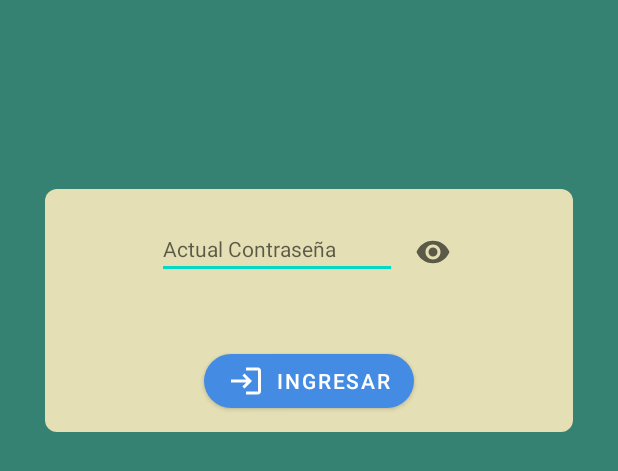
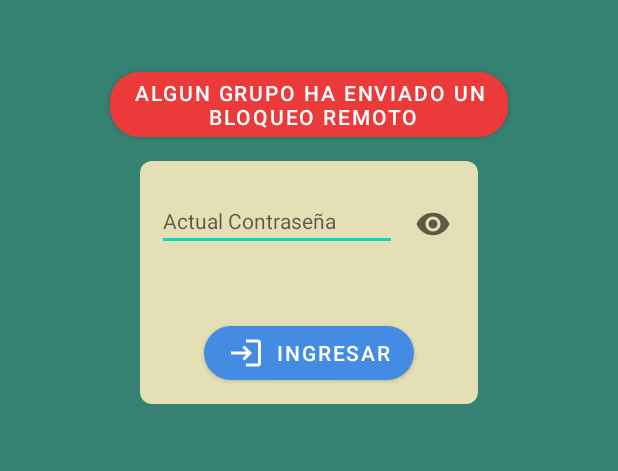
Before and after one commit to ziphra-messenger/ziphra-client, an Android app: the layout activity_lock.xml on its own in the app's theme, with its tools: preview values and no code run, on a phone screen of 412 x 824 dp. Shown: the top 471 px of the screen. Run offline under Robolectric (Android 15) with nearby library versions, the phone set to English and light mode, and no system bars.

Commit message:
bloqueo my account

```diff
--- a/app/src/main/java/com/privacity/cliente/activity/myaccount/MyAccountLockFrame.java
+++ b/app/src/main/java/com/privacity/cliente/activity/myaccount/MyAccountLockFrame.java
@@ -16,6 +16,7 @@ import com.privacity.cliente.common.error.SimpleErrorDialog;
 import com.privacity.cliente.includes.ProgressBarUtil;
 import com.privacity.cliente.rest.CallbackRest;
 import com.privacity.cliente.rest.RestExecute;
+import com.privacity.cliente.singleton.countdown.SingletonMyAccountConfLockDownTimer;
 import com.privacity.cliente.util.GsonFormated;
 import com.privacity.cliente.util.MenuAcordeonObject;
 import com.privacity.cliente.util.MenuAcordeonUtil;
@@ -149,7 +150,8 @@ public class MyAccountLockFrame {
                     public void response(ResponseEntity<ProtocoloDTO> response) {
                         ProgressBarUtil.hide(activity, progressBar);
                         SingletonValues.getInstance().getMyAccountConfDTO().setLock(dto);
-                        SingletonValues.getInstance().passwordCountDownTimerRestart();
+
+                        SingletonMyAccountConfLockDownTimer.getInstance().restart(true);
                         Toast.makeText(activity,"Guardado",Toast. LENGTH_SHORT).show();
                     }
 
--- a/app/src/main/java/com/privacity/cliente/includes/SecureFieldAndEyeUtil.java
+++ b/app/src/main/java/com/privacity/cliente/includes/SecureFieldAndEyeUtil.java
@@ -12,6 +12,7 @@ import android.widget.ImageButton;
 import com.privacity.cliente.R;
 import com.privacity.cliente.singleton.SingletonValues;
 import com.privacity.cliente.common.component.SecureFieldAndEye;
+import com.privacity.cliente.singleton.countdown.SingletonPasswordInMemoryLifeTime;
 import com.privacity.common.config.ConstantValidation;
 
 public class SecureFieldAndEyeUtil {
@@ -117,7 +118,7 @@ public class SecureFieldAndEyeUtil {
 
     public static boolean passwordUserCompare(Activity activity, SecureFieldAndEye currentPassword) {
         if (currentPassword.getField().getText().toString().equals(SingletonValues.getInstance().getPassword())){
-            SingletonValues.getInstance().passwordCountDownTimerRestart();
+            SingletonPasswordInMemoryLifeTime.getInstance().restart();
             return true;
         }else{
             currentPassword.getField().setError(activity.getResources().getString(R.string.password_incorrect));
--- a/app/src/main/java/com/privacity/cliente/singleton/Observers.java
+++ b/app/src/main/java/com/privacity/cliente/singleton/Observers.java
@@ -28,6 +28,7 @@ public class Observers {
         message().reset();
         password().reset();
         passwordGrupo().reset();
+        //SingletonPasswordInMemoryLifeTime.getInstance().reset();
     }
 
 }
--- a/app/src/main/java/com/privacity/cliente/singleton/observers/ObserverGrupo.java
+++ b/app/src/main/java/com/privacity/cliente/singleton/observers/ObserverGrupo.java
@@ -205,7 +205,9 @@ public class ObserverGrupo implements SingletonReset {
         Grupo gs = GsonFormated.get().fromJson(p.getObjectDTO(), Grupo.class);
         System.out.println("update -> " +gs.toString());
 
-        //if (misGrupoPorId.get(gs.getIdGrupo()) != null)
+        if (misGrupoPorId.get(gs.getIdGrupo()) == null){
+            misGrupoPorId.put(gs.getIdGrupo(),gs);
+        }
         misGrupoPorId.get(gs.getIdGrupo()).setMembersOnLine(gs.getMembersOnLine());
         avisarActualizarLista();
 
--- a/app/src/main/res/layout/activity_lock.xml
+++ b/app/src/main/res/layout/activity_lock.xml
@@ -2,9 +2,47 @@
 <androidx.constraintlayout.widget.ConstraintLayout xmlns:android="http://schemas.android.com/apk/res/android"
     xmlns:app="http://schemas.android.com/apk/res-auto"
     xmlns:tools="http://schemas.android.com/tools"
+    android:layout_width="wrap_content"
+    android:layout_height="wrap_content"
+    android:layout_gravity="center_horizontal"
+    tools:context=".activity.lock.LockActivity">
+
+    <TableLayout
         android:layout_width="match_parent"
         android:layout_height="match_parent"
-    tools:context=".activity.lock.LockActivity">
+        android:layout_marginTop="32dp"
+        android:foregroundGravity="center"
+        android:gravity="center_horizontal"
+        app:layout_constraintBottom_toBottomOf="parent"
+        app:layout_constraintEnd_toEndOf="parent"
+        app:layout_constraintHorizontal_bias="1.0"
+        app:layout_constraintStart_toStartOf="parent"
+        app:layout_constraintTop_toTopOf="parent">
+
+        <TableRow
+            android:layout_width="match_parent"
+            android:layout_height="match_parent"
+            android:gravity="center_horizontal">
+
+            <Button
+                android:id="@+id/lock_bloqueo_remoto_mensaje"
+                android:layout_width="wrap_content"
+                android:layout_height="wrap_content"
+                android:layout_gravity="center"
+                android:layout_margin="10dp"
+                android:layout_marginTop="30dp"
+                android:layout_marginBottom="14dp"
+                android:backgroundTint="#EB3A3A"
+                android:clickable="false"
+                android:gravity="center_horizontal|center_vertical"
+                android:text="Algun grupo ha enviado un\n bloqueo remoto"
+                app:cornerRadius="20dp" />
+        </TableRow>
+
+        <TableRow
+            android:layout_width="match_parent"
+            android:layout_height="match_parent"
+            android:gravity="center_horizontal">
 
             <TableLayout
                 android:id="@+id/tableLayout3"
@@ -14,12 +52,7 @@
 
                 android:layout_marginEnd="30dp"
                 android:background="@drawable/login_stylo"
-        android:gravity="center"
-        app:layout_constraintBottom_toBottomOf="parent"
-        app:layout_constraintEnd_toEndOf="parent"
-        app:layout_constraintStart_toStartOf="parent"
-        app:layout_constraintTop_toTopOf="parent"
-        app:layout_constraintVertical_bias="0.19">
+                android:gravity="center">
 
                 <TableRow
                     android:layout_height="match_parent"
@@ -66,22 +99,9 @@
 
                 </TableRow>
 
-        <TableRow
-            android:layout_width="match_parent"
-            android:layout_height="match_parent"
-            android:gravity="center"
-            android:visibility="visible" />
+            </TableLayout>
+        </TableRow>
 
-        <TableRow
-            android:layout_width="match_parent"
-            android:layout_height="match_parent"
-            android:gravity="center"
-            android:visibility="visible" />
+    </TableLayout>
 
-        <TableRow
-            android:layout_width="match_parent"
-            android:layout_height="match_parent"
-            android:gravity="center"
-            android:visibility="visible" />
-    </TableLayout>
 </androidx.constraintlayout.widget.ConstraintLayout>
--- a/app/src/main/res/values/strings.xml
+++ b/app/src/main/res/values/strings.xml
@@ -111,7 +111,7 @@
     <string name="error_code__G_1010">GRUPO_USER_CANT_SEND_MESSAGE</string>
     <string name="error_code__G_1011">GRUPO_USER_CANT_SEND_MESSAGE_READ_ONLY</string>
     <string name="error_code__G_1012">GRUPO_GENERAL_CONF_LOCK_MIN_SECONDS_VALIDATION</string>
-    <string name="error_code__G_1013">GRUPO_ROLE_NOT_ALLOW_THIS_ACTION</string>
+    <string name="error_code__G_1013">Su rol no permite esta acción.</string>
     <string name="error_code__Z_1001">ZIP_COMPRESS</string>
     <string name="error_code__Z_1002">ZIP_DESCOMPRESS</string>
     <string name="error_code__RI_1000">REQUEST_ID_BAD_LENGTH</string>
```
Also changed, not shown: app/src/main/java/com/privacity/cliente/activity/common/CustomAppCompatActivity.java (+22 -3 lines), app/src/main/java/com/privacity/cliente/activity/grupo/GrupoActivity.java (+1 -42 lines), app/src/main/java/com/privacity/cliente/activity/loading/LoadingActivity.java (+18 -8 lines), app/src/main/java/com/privacity/cliente/activity/lock/LockActivity.java (+20 -2 lines), app/src/main/java/com/privacity/cliente/activity/message/MessageActivity.java (+3 -41 lines), app/src/main/java/com/privacity/cliente/activity/message/delegate/BloqueoRemotoDelegate.java (added, +50 -0 lines), app/src/main/java/com/privacity/cliente/common/error/SimpleErrorDialog.java (+4 -6 lines), app/src/main/java/com/privacity/cliente/rest/RestExecute.java (+0 -7 lines), app/src/main/java/com/privacity/cliente/singleton/SingletonValues.java (+3 -4 lines), app/src/main/java/com/privacity/cliente/singleton/countdown/CustomCountDownTimer.java (added, +14 -0 lines), app/src/main/java/com/privacity/cliente/singleton/countdown/SingletonMyAccountConfLockDownTimer.java (added, +115 -0 lines), app/src/main/java/com/privacity/cliente/singleton/countdown/SingletonPasswordInMemoryLifeTime.java (added, +80 -0 lines), app/src/main/java/com/privacity/cliente/util/countdowntimer/PasswordShortLiveCountDownTimer.java (deleted, +0 -40 lines), app/src/main/java/com/privacity/cliente/ws/WebSocket.java (+14 -13 lines). Lines whose indentation alone changed are shown as unchanged.
